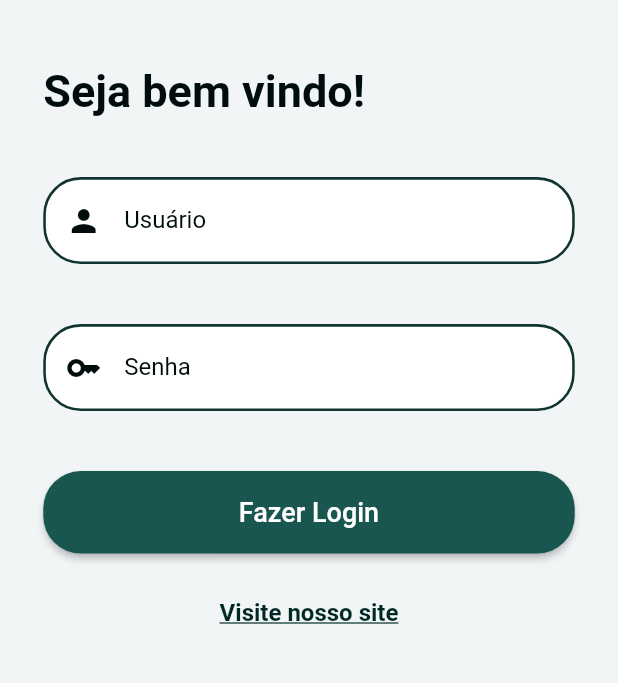
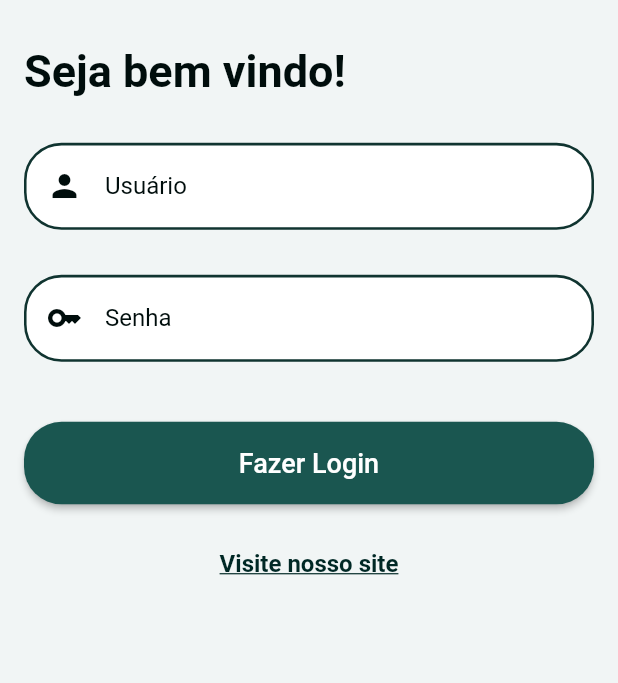
Before and after one commit to Wxze/desafio_coopertransc, a Flutter app: the screen it shows after launch, on a phone screen of 412 x 824 dp, the part 406-1089 px from its top. Run offline on Flutter 3.47's test engine with Material 2 defaults, Android fonts, the light colour scheme and no system bars; our stand-ins replace shared_preferences.

Commit message:
Change views responsivity

```diff
--- a/lib/view/login_view.dart
+++ b/lib/view/login_view.dart
@@ -44,11 +44,7 @@ class _LoginViewState extends State<LoginView> {
               ),
             ),
             Padding(
-              padding: EdgeInsets.fromLTRB(
-                  0.07 * (MediaQuery.of(context).size.width),
-                  0.052 * (MediaQuery.of(context).size.height),
-                  0.07 * (MediaQuery.of(context).size.width),
-                  0),
+              padding: const EdgeInsets.symmetric(horizontal: 16,  vertical: 30),
               child: Column(
                 mainAxisAlignment: MainAxisAlignment.spaceBetween,
                 children: [
@@ -68,11 +64,13 @@ class _LoginViewState extends State<LoginView> {
                     key: formKey,
                     child: Column(
                       children: [
+                        const SizedBox(height: 30),
                         DefaultTextField(
                             controllerVariable: txtUser,
                             label: 'Usuário',
                             icon: Icons.person,
                             isPassword: false),
+                        const SizedBox(height: 30),
                         DefaultTextField(
                             controllerVariable: txtPassword,
                             label: 'Senha',
--- a/lib/widgets/defaul_card_message.dart
+++ b/lib/widgets/defaul_card_message.dart
@@ -18,7 +18,7 @@ class DefaultCardMessage extends StatelessWidget {
             ),
           ),
           child: Container(
-            height: MediaQuery.of(context).size.height * 0.10,
+            height: MediaQuery.of(context).size.height * 0.15,
             decoration: const BoxDecoration(color: Colors.white),
             padding: const EdgeInsets.all(16),
             child: Center(
--- a/lib/widgets/default_button.dart
+++ b/lib/widgets/default_button.dart
@@ -12,9 +12,7 @@ class DefaultButton extends StatelessWidget {
 
   @override
   Widget build(BuildContext context) {
-    return Container(
-      margin: const EdgeInsets.only(top: 40),
-      child: ElevatedButton(
+    return ElevatedButton(
       style: ElevatedButton.styleFrom(
         minimumSize: const Size.fromHeight(55),
         primary: const Color(0xFF1A5650),
@@ -30,7 +28,6 @@ class DefaultButton extends StatelessWidget {
       onPressed: () async {
         onClick();
       },
-      ),
     );
   }
 }
--- a/lib/widgets/default_text_field.dart
+++ b/lib/widgets/default_text_field.dart
@@ -18,9 +18,7 @@ class DefaultTextField extends StatelessWidget {
 
   @override
   Widget build(BuildContext context) {
-    return Container(
-      margin: const EdgeInsets.only(top: 40),
-      child: TextFormField(
+    return TextFormField(
       controller: controllerVariable,
       obscureText: isPassword,
       enableSuggestions: false,
@@ -79,7 +77,6 @@ class DefaultTextField extends StatelessWidget {
           ),
         ),
       ),
-      ),
     );
   }
 }
```
Also changed, not shown: lib/view/user_view.dart (+33 -14 lines). Lines whose indentation alone changed are shown as unchanged.
